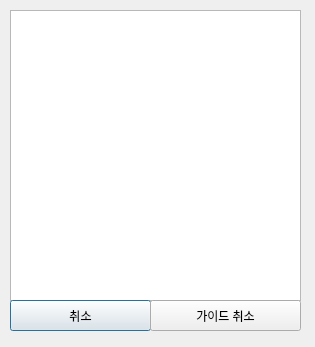
Above: VIPclient/guide_reserv.ui from IOT-summer-festival/summer-festival before the change. Below: the same form after it.
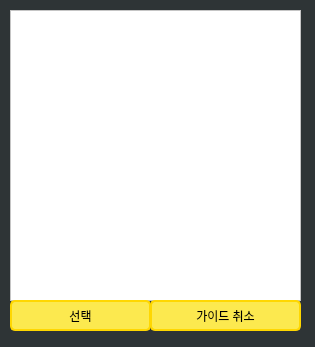
That is the form after the change.

```diff
--- a/VIPclient/guide_reserv.ui
+++ b/VIPclient/guide_reserv.ui
@@ -13,6 +13,10 @@
   <property name="windowTitle">
    <string>Dialog</string>
   </property>
+  <property name="styleSheet">
+   <string notr="true">background-color: rgb(46, 52, 54);
+color: rgb(255, 255, 255);</string>
+  </property>
   <widget class="QListWidget" name="list">
    <property name="geometry">
     <rect>
@@ -22,6 +26,10 @@
      <height>291</height>
     </rect>
    </property>
+   <property name="styleSheet">
+    <string notr="true">background-color: rgb(255, 255, 255);
+color: rgb(0, 0, 0);</string>
+   </property>
   </widget>
   <widget class="QPushButton" name="slt">
    <property name="geometry">
@@ -32,8 +40,15 @@
      <height>31</height>
     </rect>
    </property>
+   <property name="styleSheet">
+    <string notr="true">color: rgb(0, 0, 0);
+background-color: qlineargradient(spread:pad, x10:0, y1:0, x2:1, y2:0, stop:0 rgba(252, 233, 79), stop:1 rgba(252, 233, 79));
+border: 2px solid rgb(255, 215, 0);
+border-radius: 5px;
+</string>
+   </property>
    <property name="text">
-    <string>취소</string>
+    <string>선택</string>
    </property>
   </widget>
   <widget class="QPushButton" name="cancel">
@@ -45,6 +60,13 @@
      <height>31</height>
     </rect>
    </property>
+   <property name="styleSheet">
+    <string notr="true">color: rgb(0, 0, 0);
+background-color: qlineargradient(spread:pad, x10:0, y1:0, x2:1, y2:0, stop:0 rgba(252, 233, 79), stop:1 rgba(252, 233, 79));
+border: 2px solid rgb(255, 215, 0);
+border-radius: 5px;
+</string>
+   </property>
    <property name="text">
     <string>가이드 취소</string>
    </property>
```
